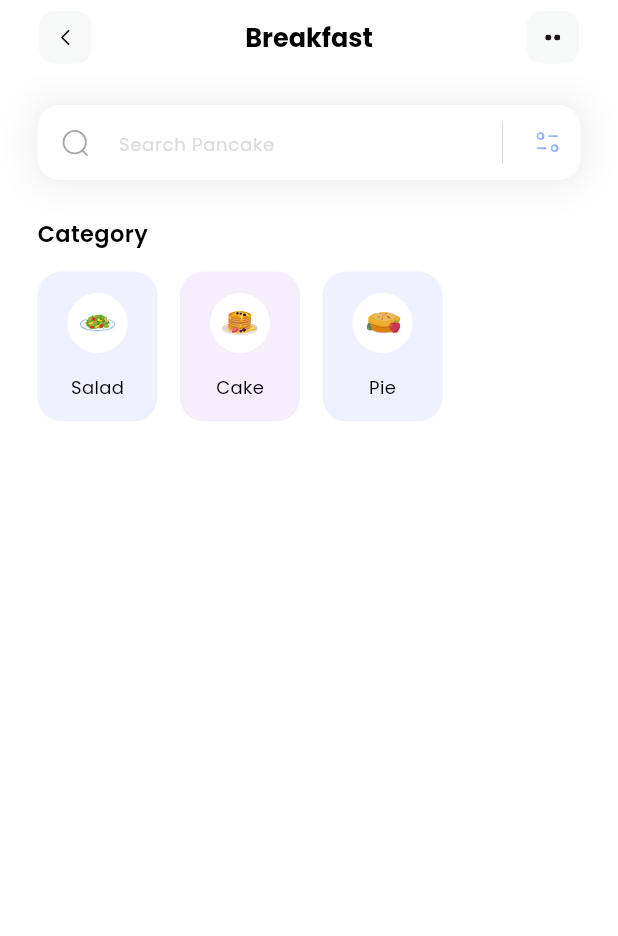
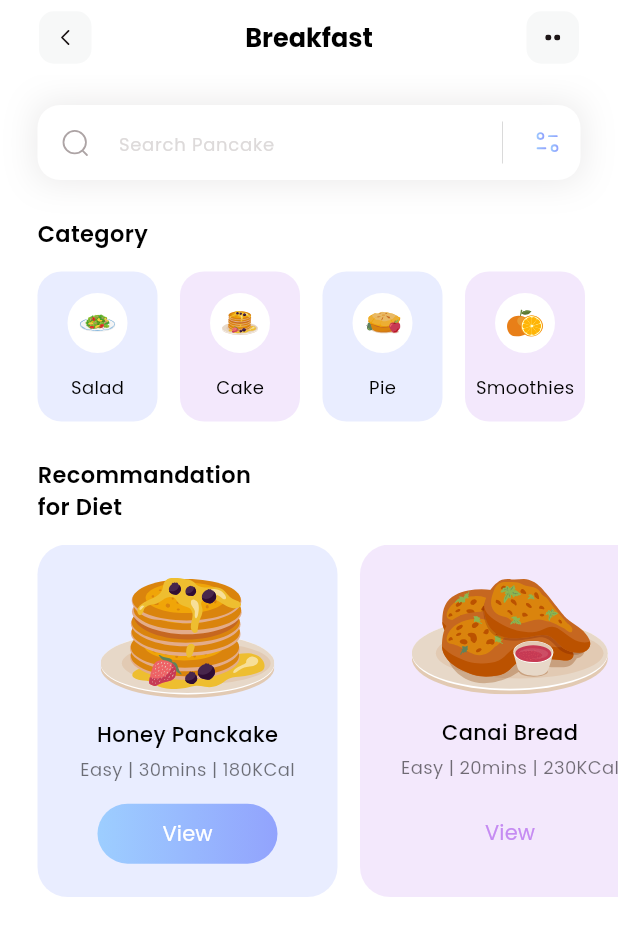
Before and after one commit to TamTahiti/Flutter, a Flutter app: the screen it shows after launch, on a phone screen of 412 x 824 dp. Shown: the top 936 px of the screen. Run offline on Flutter 3.47's test engine with Material 3 defaults, Android fonts, the phone set to English and light mode, and no system bars; our stand-ins replace flutter_svg.

Commit message:
category section
added category section in the meal page

```diff
--- a/fitness/lib/models/category_model.dart
+++ b/fitness/lib/models/category_model.dart
@@ -38,6 +38,14 @@ class CategoryModel {
       ),
     );
 
+    categories.add(
+      CategoryModel(
+        name: 'Smoothies',
+        iconPath: 'assets/icons/orange-snacks.svg',
+        boxColor: const Color(0xffC58BF2),
+      ),
+    );
+
     return categories;
   }
 }
--- /dev/null
+++ b/fitness/lib/models/diet_model.dart
@@ -0,0 +1,49 @@
+import 'dart:ui';
+
+class DietModel {
+  String name;
+  String level;
+  String duration;
+  String calorie;
+  String iconPath;
+  Color boxColor;
+  bool viewSelected;
+
+  DietModel({
+    required this.name,
+    required this.iconPath,
+    required this.level,
+    required this.duration,
+    required this.calorie,
+    required this.boxColor,
+    required this.viewSelected,
+  });
+
+  static List<DietModel> getDiets() {
+    List<DietModel> diets = [];
+
+    diets.add(
+      DietModel(
+          name: 'Honey Panckake',
+          iconPath: 'assets/icons/honey-pancakes.svg',
+          level: 'Easy',
+          duration: '30mins',
+          calorie: '180KCal',
+          boxColor: const Color(0xff92A3FD),
+          viewSelected: true),
+    );
+
+    diets.add(
+      DietModel(
+          name: 'Canai Bread',
+          iconPath: 'assets/icons/canai-bread.svg',
+          level: 'Easy',
+          duration: '20mins',
+          calorie: '230KCal',
+          boxColor: const Color(0xffC58BF2),
+          viewSelected: false),
+    );
+
+    return diets;
+  }
+}
--- a/fitness/lib/pages/home.dart
+++ b/fitness/lib/pages/home.dart
@@ -1,4 +1,5 @@
 import 'package:fitness/models/category_model.dart';
+import 'package:fitness/models/diet_model.dart';
 import 'package:flutter/material.dart';
 import 'package:flutter_svg/flutter_svg.dart';
 
@@ -7,13 +8,16 @@ class HomePage extends StatelessWidget {
 
   List<CategoryModel> categories = [];
 
-  void _getCategories() {
+  List<DietModel> diets = [];
+
+  void _getInitialInfo() {
     categories = CategoryModel.getCategories();
+    diets = DietModel.getDiets();
   }
 
   @override
   Widget build(BuildContext context) {
-    _getCategories(); // get categories from CategoryModel
+    _getInitialInfo(); // get info from models
     return Scaffold(
       appBar: appBar(),
       backgroundColor: Colors.white,
@@ -22,9 +26,107 @@ class HomePage extends StatelessWidget {
         children: [
           _searchField(),
           const SizedBox(height: 25), // Divider
-          _categoriesSection()
+          _categoriesSection(),
+          const SizedBox(height: 25), // Divider
+          _dietSection()
         ],
       ),
+    );
+  }
+
+  Column _dietSection() {
+    return Column(
+      crossAxisAlignment: CrossAxisAlignment.start,
+      children: [
+        const Padding(
+          padding: EdgeInsets.only(left: 25),
+          child: Text(
+            'Recommandation\nfor Diet',
+            style: TextStyle(
+              color: Colors.black,
+              fontSize: 15,
+              fontWeight: FontWeight.w600,
+            ),
+          ),
+        ),
+        const SizedBox(height: 15), // Divider
+        SizedBox(
+          height: 235,
+          child: ListView.separated(
+            itemCount: diets.length,
+            scrollDirection: Axis.horizontal,
+            padding: const EdgeInsets.symmetric(horizontal: 25),
+            separatorBuilder: (context, index) => const SizedBox(
+              width: 15,
+            ),
+            itemBuilder: (context, index) {
+              return Container(
+                width: 200,
+                padding: const EdgeInsets.all(8),
+                decoration: BoxDecoration(
+                  color: diets[index].boxColor.withOpacity(0.20),
+                  borderRadius: BorderRadius.circular(20),
+                ),
+                child: Column(
+                  mainAxisAlignment: MainAxisAlignment.spaceEvenly,
+                  children: [
+                    SvgPicture.asset(diets[index].iconPath),
+                    Column(
+                      children: [
+                        Text(
+                          diets[index].name,
+                          style: const TextStyle(
+                            fontWeight: FontWeight.w500,
+                            color: Colors.black,
+                            fontSize: 14,
+                          ),
+                        ),
+                        const SizedBox(height: 5), // Divider
+                        Text(
+                          '${diets[index].level} | ${diets[index].duration} | ${diets[index].calorie}',
+                          style: const TextStyle(
+                            fontWeight: FontWeight.w400,
+                            color: Colors.black54,
+                            fontSize: 12,
+                          ),
+                        ),
+                      ],
+                    ),
+                    Container(
+                      height: 40,
+                      width: 120,
+                      decoration: BoxDecoration(
+                        gradient: LinearGradient(colors: [
+                          diets[index].viewSelected
+                              ? const Color(0xff9DCEFF)
+                              : Colors.transparent,
+                          diets[index].viewSelected
+                              ? const Color(0xff92A3FD)
+                              : Colors.transparent
+                        ]),
+                        borderRadius: BorderRadius.circular(50),
+                      ),
+                      child: TextButton(
+                        onPressed: () {},
+                        child: Text(
+                          'View',
+                          style: TextStyle(
+                            fontWeight: FontWeight.w400,
+                            color: diets[index].viewSelected
+                                ? Colors.white
+                                : diets[index].boxColor,
+                            fontSize: 14,
+                          ),
+                        ),
+                      ),
+                    )
+                  ],
+                ),
+              );
+            },
+          ),
+        ),
+      ],
     );
   }
 
@@ -57,7 +159,7 @@ class HomePage extends StatelessWidget {
               return Container(
                 width: 80,
                 decoration: BoxDecoration(
-                  color: categories[index].boxColor.withOpacity(0.15),
+                  color: categories[index].boxColor.withOpacity(0.20),
                   borderRadius: BorderRadius.circular(16),
                 ),
                 child: Column(
```
